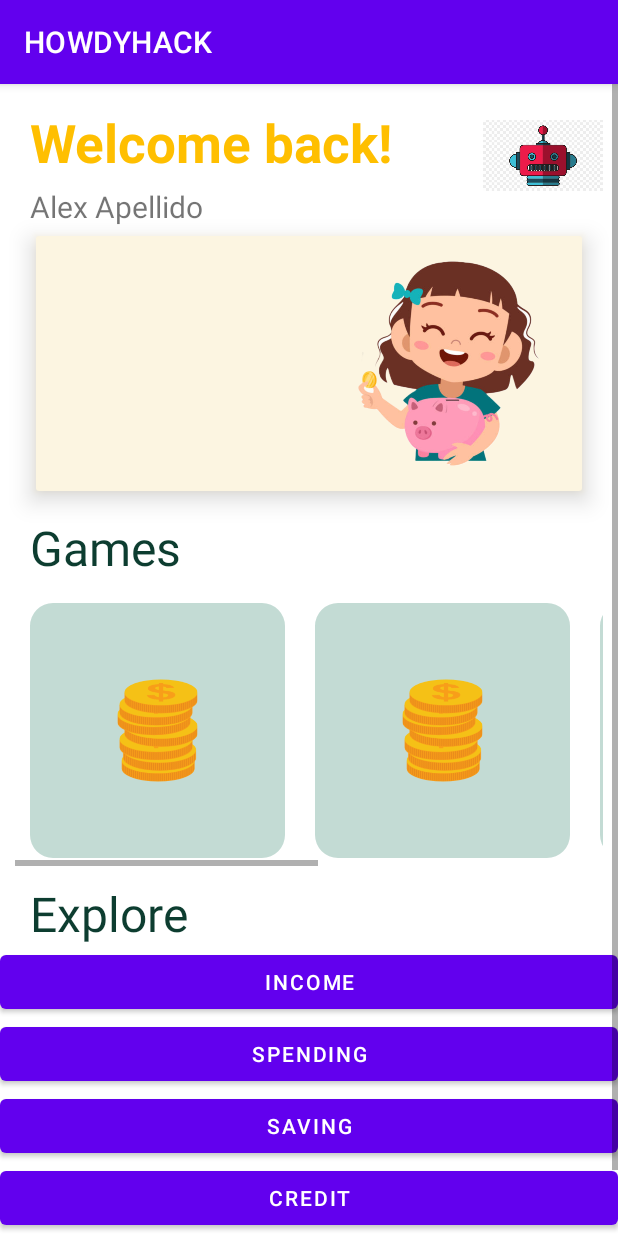
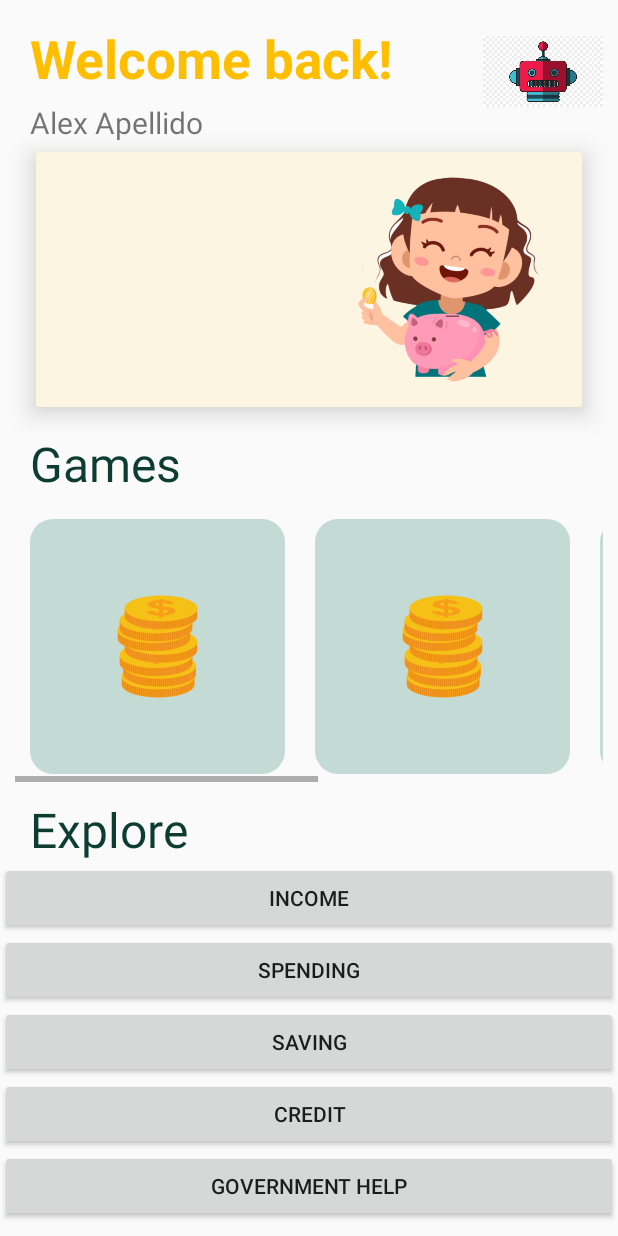
Before and after one commit to jaresinunez/HOWDYHACK, an Android app: the DashboardActivity screen opened directly, with no data from a screen before it, on a phone screen of 412 x 824 dp. Run offline under Robolectric (Android 15) with nearby library versions, the phone set to English and light mode, and no system bars.

Commit message:
applying changes

```diff
--- a/app/src/main/AndroidManifest.xml
+++ b/app/src/main/AndroidManifest.xml
@@ -14,6 +14,7 @@
         tools:targetApi="31">
         <activity
             android:name=".DashboardActivity"
+            android:theme="@style/InvertedColors_NoActionBar"
             android:exported="false">
             <meta-data
                 android:name="android.app.lib_name"
--- a/app/src/main/java/com/jaam/howdyhack/SpashScreenActivity.kt
+++ b/app/src/main/java/com/jaam/howdyhack/SpashScreenActivity.kt
@@ -1,8 +1,10 @@
 package com.jaam.howdyhack
 
 import android.content.Intent
+import android.os.Build
 import android.os.Bundle
 import android.os.Handler
+import android.view.WindowManager
 import com.google.android.material.snackbar.Snackbar
 import androidx.appcompat.app.AppCompatActivity
 import androidx.navigation.findNavController
@@ -15,7 +17,6 @@ class SpashScreenActivity : AppCompatActivity() {
     private lateinit var handler: Handler
     override fun onCreate(savedInstanceState: Bundle?) {
         super.onCreate(savedInstanceState)
-
         setContentView(R.layout.activity_spash_screen)
         handler=Handler()
         handler.postDelayed({
--- a/app/src/main/res/layout/activity_dashboard.xml
+++ b/app/src/main/res/layout/activity_dashboard.xml
@@ -8,6 +8,7 @@
     <ScrollView
         android:layout_width="match_parent"
         android:layout_height="wrap_content"
+        android:layout_marginTop="10sp"
         app:layout_constraintTop_toTopOf="parent"
         app:layout_constraintStart_toStartOf="parent"
         app:layout_constraintEnd_toEndOf="parent">
@@ -44,7 +45,6 @@
                 </LinearLayout>
 
                 <ImageView
-                    android:layout_marginStart="60sp"
                     android:layout_width="80sp"
                     android:layout_height="match_parent"
                     android:src="@drawable/pfp"
@@ -79,6 +79,7 @@
                 android:layout_width="wrap_content"
                 android:layout_height="175sp"
                 android:paddingHorizontal="10sp"
+                android:layout_marginStart="10sp"
                 android:layout_marginTop="15sp"
                 >
                 <LinearLayout
@@ -129,26 +130,31 @@
                 android:id="@+id/incomeButton"
                 android:layout_width="match_parent"
                 android:layout_height="wrap_content"
+                android:layout_marginHorizontal="20sp"
                 android:text="Income"/>
             <Button
                 android:id="@+id/spendingButton"
                 android:layout_width="match_parent"
                 android:layout_height="wrap_content"
+                android:layout_marginHorizontal="20sp"
                 android:text="Spending"/>
             <Button
                 android:id="@+id/savingButton"
                 android:layout_width="match_parent"
                 android:layout_height="wrap_content"
+                android:layout_marginHorizontal="20sp"
                 android:text="Saving"/>
             <Button
                 android:id="@+id/creditButton"
                 android:layout_width="match_parent"
                 android:layout_height="wrap_content"
+                android:layout_marginHorizontal="20sp"
                 android:text="Credit"/>
             <Button
                 android:id="@+id/govAssistanceButton"
                 android:layout_width="match_parent"
                 android:layout_height="wrap_content"
+                android:layout_marginHorizontal="20sp"
                 android:text="Government Help"/>
 
         </LinearLayout>
```
